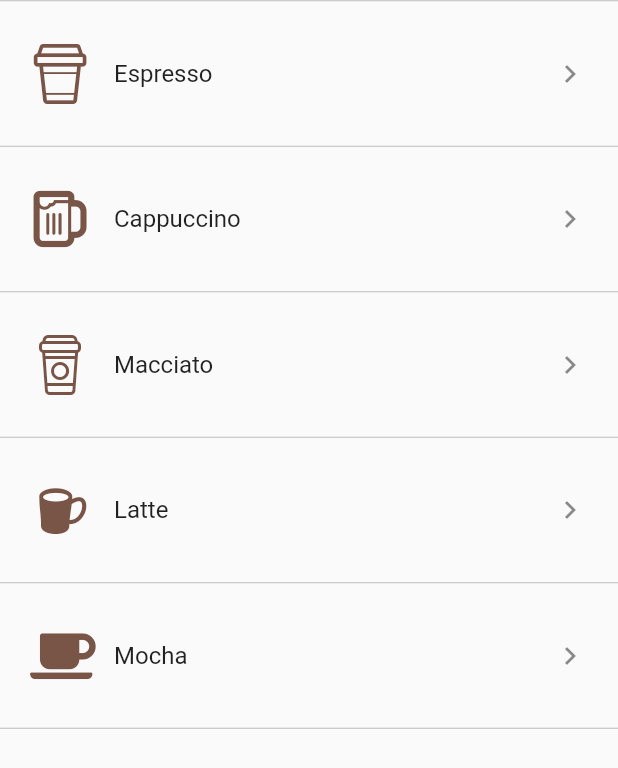
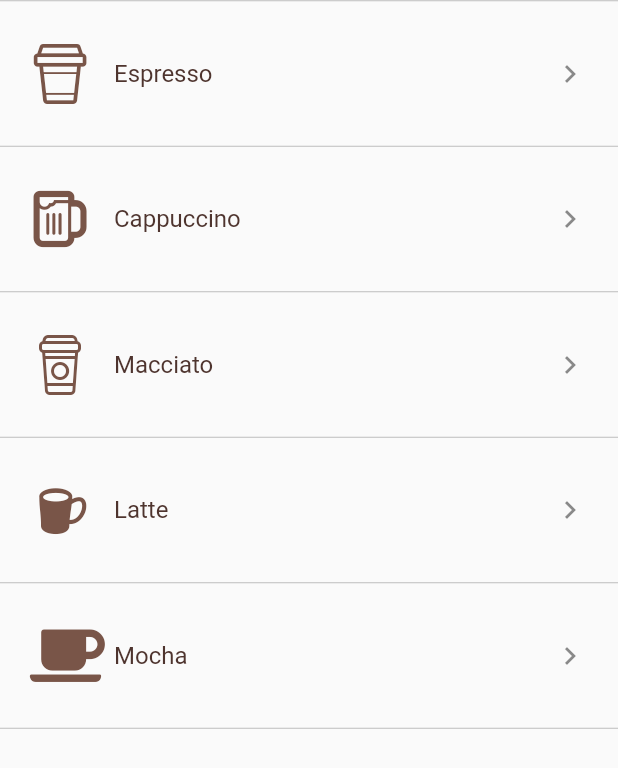
Before and after one commit to Mohammed-Benotmane/Jet-Coffee-Shop, a Flutter app: the MenuList screen opened directly, on a phone screen of 412 x 824 dp. Shown: the top 768 px of the screen. Run offline on Flutter 3.47's test engine with Material 2 defaults, Android fonts, the phone set to English and light mode, and no system bars; our stand-ins replace flutter_spinkit, flutter_svg, font_awesome_flutter.

Commit message:
- creating menu detail - changing model (icon type to iconData type)

```diff
--- a/lib/models/coffee.dart
+++ b/lib/models/coffee.dart
@@ -2,7 +2,7 @@ import 'package:flutter/material.dart';
 import 'package:font_awesome_flutter/font_awesome_flutter.dart';
 
 class Coffee{
-  Icon coffeeIcon;
+  IconData coffeeIcon;
   String name;
   int price;
 
--- a/lib/screens/menu_list.dart
+++ b/lib/screens/menu_list.dart
@@ -1,5 +1,6 @@
 import 'package:coffeshopapp/const.dart';
 import 'package:coffeshopapp/models/coffee.dart';
+import 'package:coffeshopapp/screens/menu_detail.dart';
 import 'package:flutter/material.dart';
 import 'file:///C:/Users/S/Documents/Flutter%20projects/coffe_shop_app/lib/icons/my_flutter_app_icons.dart';
 import 'package:font_awesome_flutter/font_awesome_flutter.dart';
@@ -11,11 +12,11 @@ class MenuList extends StatefulWidget {
 
 class _MenuListState extends State<MenuList> {
   List<Coffee> coffees = [
-    Coffee(coffeeIcon: Icon(MyFlutterApp.cup, size: 40, color: brown), name: "Espresso", price: 500),
-    Coffee(coffeeIcon: Icon(MyFlutterApp.beer, size: 40, color: brown), name: "Cappuccino", price: 600),
-    Coffee(coffeeIcon: Icon(MyFlutterApp.coffee_cup, size: 40, color: brown), name: "Macciato", price: 350),
-    Coffee(coffeeIcon: Icon(MyFlutterApp.coffee_mug, size: 40, color: brown), name: "Latte", price: 150),
-    Coffee(coffeeIcon: Icon(FontAwesomeIcons.coffee, size: 35, color: brown), name: "Mocha", price: 150),
+    Coffee(coffeeIcon: MyFlutterApp.cup, name: "Espresso", price: 500),
+    Coffee(coffeeIcon: MyFlutterApp.beer, name: "Cappuccino", price: 600),
+    Coffee(coffeeIcon: MyFlutterApp.coffee_cup, name: "Macciato", price: 350),
+    Coffee(coffeeIcon: MyFlutterApp.coffee_mug, name: "Latte", price: 150),
+    Coffee(coffeeIcon: FontAwesomeIcons.coffee, name: "Mocha", price: 150),
   ];
 
   @override
@@ -30,16 +31,22 @@ class _MenuListState extends State<MenuList> {
             itemBuilder: (context, index) {
               return Column(
                 children: <Widget>[
-                  ListTile(
-                    contentPadding: EdgeInsets.all(20),
-                    title: Text(coffees[index].name),
-                    leading: coffees[index].coffeeIcon,
-                    trailing: Icon(Icons.keyboard_arrow_right),
+                  GestureDetector(
+                    child: ListTile(
+                      contentPadding: EdgeInsets.all(20),
+                      title: Text(coffees[index].name,style: TextStyle(color: Colors.brown.shade800)),
+                      leading: Icon(coffees[index].coffeeIcon,size: 40,color: brown),
+                      trailing: Icon(Icons.keyboard_arrow_right),
+                    ),
+                    onTap: (){
+                      Navigator.push(context, MaterialPageRoute(builder: (context){
+                        return MenuDetail(coffee: coffees[index]);
+                      }));
+                    },
                   ),
                   Divider(height: 1, color: Colors.grey.shade400),
                 ],
               );
-
             },
           ),
         ],
```
Also changed, not shown: lib/screens/menu_detail.dart (added, +63 -0 lines), assets/empty.jpg (added).
